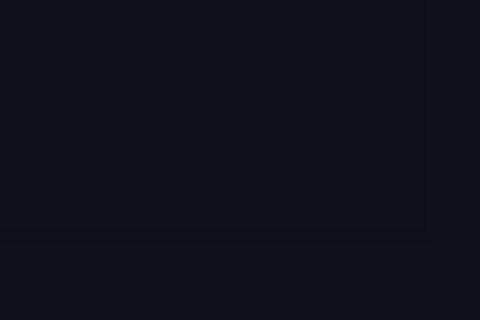
Old version of the form mainwindow.ui in the repository Deatrax/codenheimer; both pictures show x 561 to 1041 and y 366 to 686 of the 1041 by 686 pixel window.
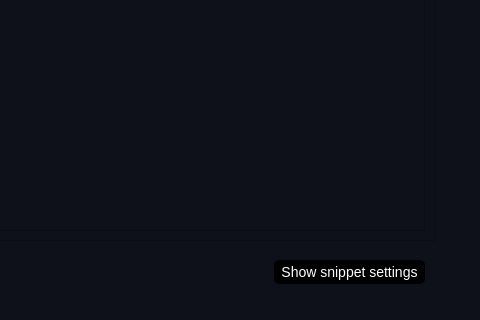
New version of the form. The open tabs and pages were chosen to show the change. Icons and pictures are not drawn.

Patch:
```diff
--- a/mainwindow.ui
+++ b/mainwindow.ui
@@ -1174,6 +1174,33 @@
             <string>⚠⚠⚠THIS PAGE IS  FOR DEBUGGING PURPOSES ONLY⚠⚠⚠</string>
            </property>
           </widget>
+          <widget class="QPushButton" name="snippetSettingsTestButton">
+           <property name="geometry">
+            <rect>
+             <x>660</x>
+             <y>550</y>
+             <width>151</width>
+             <height>24</height>
+            </rect>
+           </property>
+           <property name="styleSheet">
+            <string notr="true">QWidget{
+	font-size:14px;
+	color: white;
+	border-radius:5px
+}
+QPushButton{
+	background:black;
+}
+
+QPushButton:hover{
+	background:#1E1E1E;
+}</string>
+           </property>
+           <property name="text">
+            <string>Show snippet settings</string>
+           </property>
+          </widget>
          </widget>
         </widget>
        </item>
```
Left out of the diff: 4 changed lines with no effect on the pictures.
